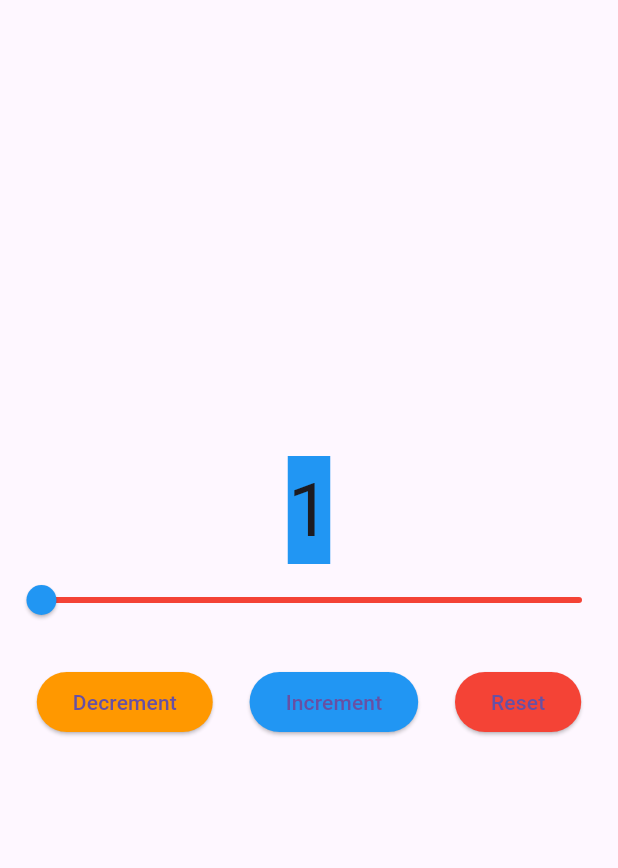
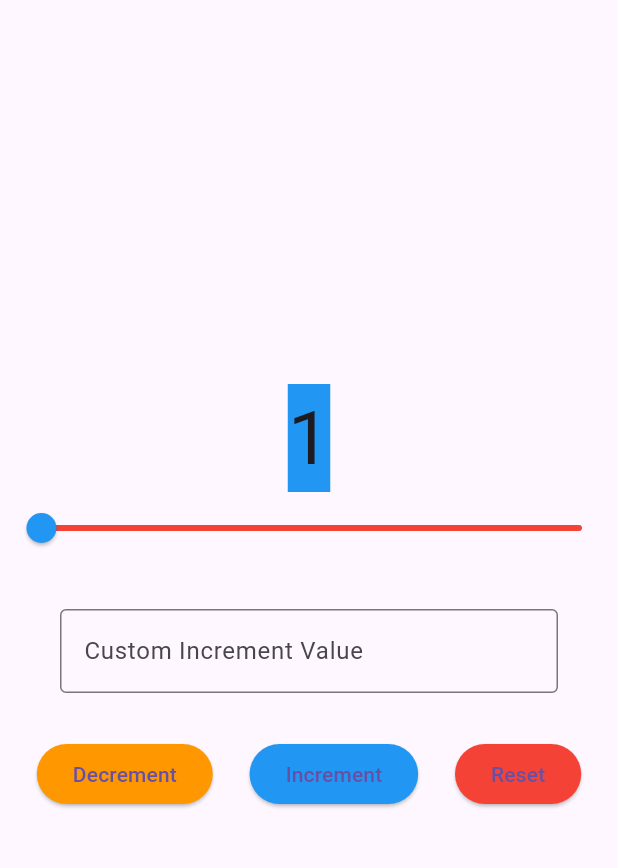
Before and after one commit to zela-Tech/mad_class_activity4, a Flutter app: the screen it shows after launch, after a tap on "Increment", on a phone screen of 412 x 824 dp, the part 63-931 px from its top. Run offline on Flutter 3.47's test engine with Material 3 defaults, Android fonts, the phone set to English and light mode, and no system bars.

Commit message:
feat: Add custom increment value input - Add input validation with fallback to 1

```diff
--- a/lib/main.dart
+++ b/lib/main.dart
@@ -28,10 +28,13 @@ class CounterWidget extends StatefulWidget {
 class _CounterWidgetState extends State<CounterWidget> {
   //initial couter value
   int _counter = 0;
+  int _customIncrement = 1;
+
+  TextEditingController _incrementController = TextEditingController();
 
   void _incrementCounter() {
     setState(() {
-      _counter++;
+      _counter += _customIncrement;
     });
   }
   void _decrementCounter() {
@@ -46,6 +49,12 @@ class _CounterWidgetState extends State<CounterWidget> {
     setState(() {
       _counter = 0;
     });
+  }
+
+  @override
+  void dispose() {
+    _incrementController.dispose();
+    super.dispose();
   }
 
   @override
@@ -79,7 +88,28 @@ class _CounterWidgetState extends State<CounterWidget> {
             activeColor: Colors.blue,
             inactiveColor: Colors.red,
           ),
-         SizedBox(height: 20),
+
+          SizedBox(height: 20),
+
+          Padding(
+            padding: const EdgeInsets.symmetric(horizontal: 40.0, vertical: 10.0),
+            child: TextField(
+              controller: _incrementController,
+              keyboardType: TextInputType.number,
+              decoration: InputDecoration(
+                labelText: 'Custom Increment Value',
+                hintText: 'Enter increment value (e.g., 5)',
+                border: OutlineInputBorder(),
+              ),
+              onChanged: (value) {
+                setState(() {
+                  _customIncrement = int.tryParse(value) ?? 1;
+                });
+              },
+            ),
+          ),
+          SizedBox(height:20),
+
           Row(
             mainAxisAlignment: MainAxisAlignment.spaceEvenly,
             children: [
```
